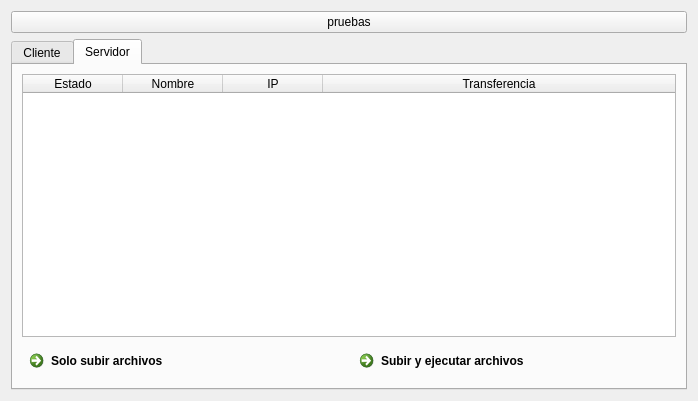
This is mainWindow.ui in grillermo/Jefe-Remoto as Qt 5 draws it before an edit. The edited form follows.
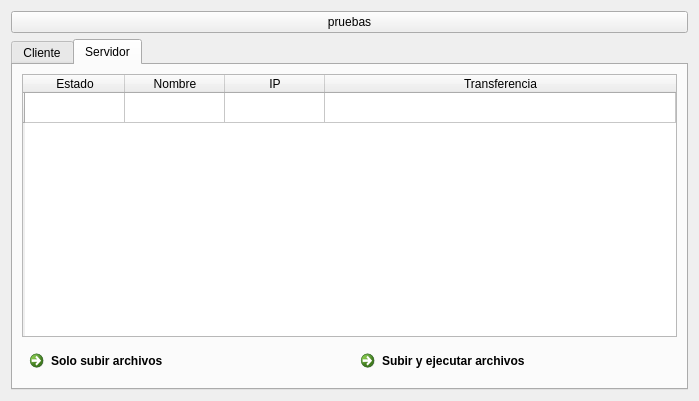
This is the edited form. Icons and pictures are not drawn.

```diff
--- a/mainWindow.ui
+++ b/mainWindow.ui
@@ -6,7 +6,7 @@
    <rect>
     <x>0</x>
     <y>0</y>
-    <width>698</width>
+    <width>699</width>
     <height>401</height>
    </rect>
   </property>
@@ -207,6 +207,16 @@
            <property name="text">
             <string>Solo subir archivos</string>
            </property>
+           <property name="icon">
+            <iconset resource="resources.qrc">
+             <normaloff>:/resources/mail-reply-sender.svg</normaloff>:/resources/mail-reply-sender.svg</iconset>
+           </property>
+           <property name="checkable">
+            <bool>false</bool>
+           </property>
+           <property name="autoRepeat">
+            <bool>false</bool>
+           </property>
           </widget>
          </item>
          <item>
@@ -238,6 +248,11 @@
          <attribute name="verticalHeaderStretchLastSection">
           <bool>false</bool>
          </attribute>
+         <row>
+          <property name="text">
+           <string/>
+          </property>
+         </row>
          <column>
           <property name="text">
            <string>Estado</string>
@@ -258,6 +273,28 @@
            <string>Transferencia</string>
           </property>
          </column>
+         <item row="0" column="0">
+          <property name="text">
+           <string/>
+          </property>
+          <property name="icon">
+           <iconset>
+            <disabledoff>:/resources/network-receive.svg</disabledoff>
+            <disabledon>:/resources/network-offline.svg</disabledon>
+           </iconset>
+          </property>
+         </item>
+         <item row="0" column="3">
+          <property name="text">
+           <string/>
+          </property>
+          <property name="icon">
+           <iconset>
+            <disabledoff>:/resources/mail-attachment.svg</disabledoff>
+            <disabledon>:/resources/image-missing.svg</disabledon>
+           </iconset>
+          </property>
+         </item>
         </widget>
        </item>
       </layout>
```
Left out of the diff: 4 changed lines with no effect on the pictures.
